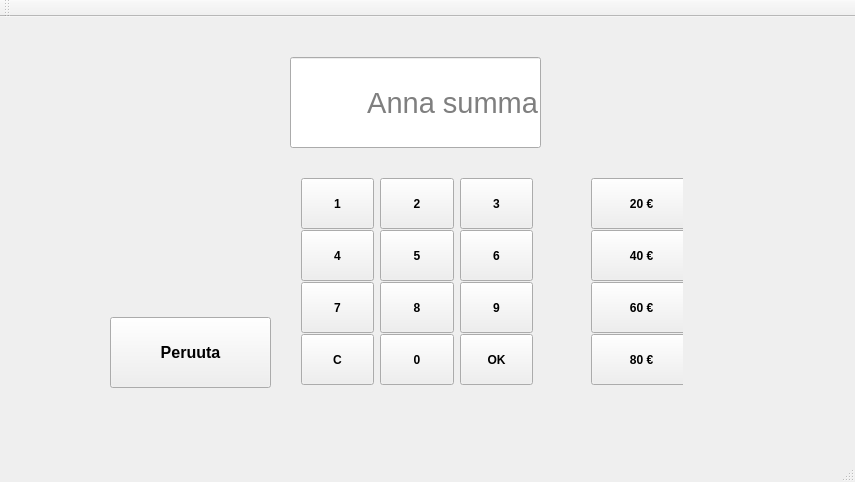
This is BankSimul/mainwindow.ui in MMise/Pankkiautomaatti_K2017 as Qt 5 draws it before an edit. The edited form follows.
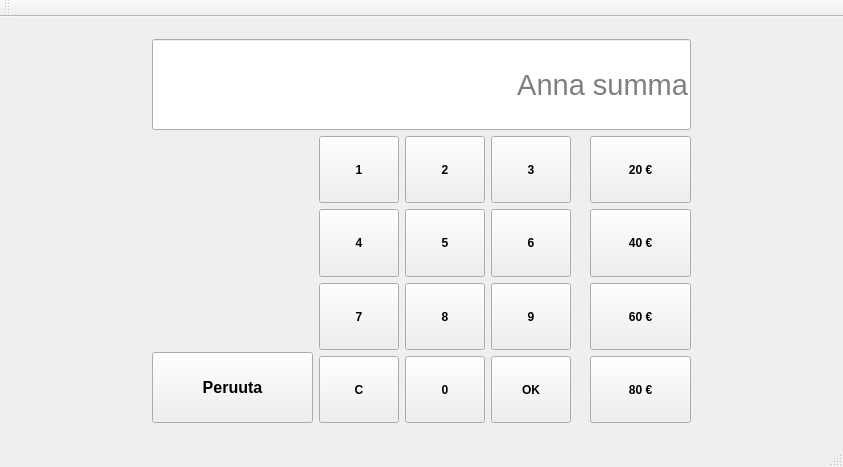
This is the edited form. The open tabs and pages were chosen to show the change.

The edit to the form file:
```diff
--- a/BankSimul/mainwindow.ui
+++ b/BankSimul/mainwindow.ui
@@ -6,56 +6,120 @@
    <rect>
     <x>0</x>
     <y>0</y>
-    <width>855</width>
-    <height>482</height>
+    <width>843</width>
+    <height>465</height>
    </rect>
   </property>
   <property name="windowTitle">
    <string>MainWindow</string>
   </property>
   <widget class="QWidget" name="centralWidget">
+   <layout class="QHBoxLayout" name="horizontalLayout_5">
+    <item>
    <widget class="QStackedWidget" name="stackedWidget">
-    <property name="geometry">
-     <rect>
-      <x>0</x>
-      <y>0</y>
-      <width>851</width>
-      <height>441</height>
-     </rect>
-    </property>
     <property name="currentIndex">
-     <number>0</number>
+       <number>1</number>
     </property>
     <widget class="QWidget" name="page">
+       <layout class="QGridLayout" name="gridLayout_4">
+        <item row="0" column="0">
+         <layout class="QGridLayout" name="gridLayout_3">
+          <item row="2" column="1">
+           <spacer name="verticalSpacer_2">
+            <property name="orientation">
+             <enum>Qt::Vertical</enum>
+            </property>
+            <property name="sizeHint" stdset="0">
+             <size>
+              <width>20</width>
+              <height>118</height>
+             </size>
+            </property>
+           </spacer>
+          </item>
+          <item row="0" column="1">
+           <spacer name="verticalSpacer">
+            <property name="orientation">
+             <enum>Qt::Vertical</enum>
+            </property>
+            <property name="sizeHint" stdset="0">
+             <size>
+              <width>20</width>
+              <height>118</height>
+             </size>
+            </property>
+           </spacer>
+          </item>
+          <item row="1" column="0">
+           <spacer name="horizontalSpacer">
+            <property name="orientation">
+             <enum>Qt::Horizontal</enum>
+            </property>
+            <property name="sizeHint" stdset="0">
+             <size>
+              <width>208</width>
+              <height>20</height>
+             </size>
+            </property>
+           </spacer>
+          </item>
+          <item row="1" column="1">
      <widget class="QPushButton" name="pushButton_lueKortti">
-      <property name="geometry">
-       <rect>
-        <x>140</x>
-        <y>100</y>
-        <width>561</width>
-        <height>211</height>
-       </rect>
+            <property name="sizePolicy">
+             <sizepolicy hsizetype="Expanding" vsizetype="Expanding">
+              <horstretch>0</horstretch>
+              <verstretch>0</verstretch>
+             </sizepolicy>
       </property>
       <property name="font">
        <font>
         <pointsize>24</pointsize>
        </font>
       </property>
+            <property name="layoutDirection">
+             <enum>Qt::LeftToRight</enum>
+            </property>
       <property name="text">
        <string>Kirjaudu sisään</string>
       </property>
      </widget>
+          </item>
+          <item row="1" column="2">
+           <spacer name="horizontalSpacer_2">
+            <property name="orientation">
+             <enum>Qt::Horizontal</enum>
+            </property>
+            <property name="sizeHint" stdset="0">
+             <size>
+              <width>208</width>
+              <height>20</height>
+             </size>
+            </property>
+           </spacer>
+          </item>
+         </layout>
+        </item>
+       </layout>
     </widget>
     <widget class="QWidget" name="page_2">
+       <layout class="QGridLayout" name="gridLayout_5">
+        <item row="0" column="0">
+         <layout class="QHBoxLayout" name="horizontalLayout_2">
+          <item>
+           <spacer name="horizontalSpacer_3">
+            <property name="orientation">
+             <enum>Qt::Horizontal</enum>
+            </property>
+            <property name="sizeHint" stdset="0">
+             <size>
+              <width>298</width>
+              <height>20</height>
+             </size>
+            </property>
+           </spacer>
+          </item>
+          <item>
      <widget class="QSplitter" name="splitter">
-      <property name="geometry">
-       <rect>
-        <x>320</x>
-        <y>0</y>
-        <width>181</width>
-        <height>401</height>
-       </rect>
-      </property>
       <property name="orientation">
        <enum>Qt::Vertical</enum>
       </property>
@@ -110,154 +174,56 @@
        </property>
       </widget>
      </widget>
+          </item>
+          <item>
+           <spacer name="horizontalSpacer_4">
+            <property name="orientation">
+             <enum>Qt::Horizontal</enum>
+            </property>
+            <property name="sizeHint" stdset="0">
+             <size>
+              <width>298</width>
+              <height>20</height>
+             </size>
+            </property>
+           </spacer>
+          </item>
+         </layout>
+        </item>
+       </layout>
     </widget>
     <widget class="QWidget" name="page_3">
-     <widget class="QWidget" name="layoutWidget">
-      <property name="geometry">
-       <rect>
-        <x>580</x>
-        <y>150</y>
-        <width>103</width>
-        <height>224</height>
-       </rect>
-      </property>
-      <layout class="QVBoxLayout" name="verticalLayout">
+       <layout class="QGridLayout" name="gridLayout_7">
+        <item row="0" column="0">
+         <layout class="QHBoxLayout" name="horizontalLayout_3">
        <item>
-        <widget class="QPushButton" name="pushButton20">
-         <property name="sizePolicy">
-          <sizepolicy hsizetype="Minimum" vsizetype="Minimum">
-           <horstretch>0</horstretch>
-           <verstretch>0</verstretch>
-          </sizepolicy>
-         </property>
-         <property name="minimumSize">
+           <spacer name="horizontalSpacer_6">
+            <property name="orientation">
+             <enum>Qt::Horizontal</enum>
+            </property>
+            <property name="sizeHint" stdset="0">
           <size>
-           <width>101</width>
-           <height>51</height>
-          </size>
-         </property>
-         <property name="font">
-          <font>
-           <weight>75</weight>
-           <bold>true</bold>
-          </font>
-         </property>
-         <property name="text">
-          <string>20 €</string>
-         </property>
-        </widget>
+              <width>98</width>
+              <height>20</height>
+             </size>
+            </property>
+           </spacer>
        </item>
        <item>
-        <widget class="QPushButton" name="pushButton40">
-         <property name="sizePolicy">
-          <sizepolicy hsizetype="Minimum" vsizetype="Minimum">
-           <horstretch>0</horstretch>
-           <verstretch>0</verstretch>
-          </sizepolicy>
-         </property>
-         <property name="minimumSize">
-          <size>
-           <width>101</width>
-           <height>51</height>
-          </size>
-         </property>
-         <property name="font">
-          <font>
-           <weight>75</weight>
-           <bold>true</bold>
-          </font>
-         </property>
-         <property name="text">
-          <string>40 €</string>
-         </property>
-        </widget>
-       </item>
+           <layout class="QVBoxLayout" name="verticalLayout_3">
        <item>
-        <widget class="QPushButton" name="pushButton60">
-         <property name="sizePolicy">
-          <sizepolicy hsizetype="Minimum" vsizetype="Minimum">
-           <horstretch>0</horstretch>
-           <verstretch>0</verstretch>
-          </sizepolicy>
-         </property>
-         <property name="minimumSize">
-          <size>
-           <width>101</width>
-           <height>51</height>
-          </size>
-         </property>
-         <property name="font">
-          <font>
-           <weight>75</weight>
-           <bold>true</bold>
-          </font>
-         </property>
-         <property name="text">
-          <string>60 €</string>
-         </property>
-        </widget>
-       </item>
-       <item>
-        <widget class="QPushButton" name="pushButton80">
-         <property name="sizePolicy">
-          <sizepolicy hsizetype="Minimum" vsizetype="Minimum">
-           <horstretch>0</horstretch>
-           <verstretch>0</verstretch>
-          </sizepolicy>
-         </property>
-         <property name="minimumSize">
-          <size>
-           <width>101</width>
-           <height>51</height>
-          </size>
-         </property>
-         <property name="font">
-          <font>
-           <weight>75</weight>
-           <bold>true</bold>
-          </font>
-         </property>
-         <property name="text">
-          <string>80 €</string>
-         </property>
-        </widget>
-       </item>
-      </layout>
-     </widget>
-     <widget class="QPushButton" name="pushButtonPeruuta">
-      <property name="geometry">
-       <rect>
-        <x>110</x>
-        <y>300</y>
-        <width>161</width>
-        <height>71</height>
-       </rect>
-      </property>
-      <property name="font">
-       <font>
-        <pointsize>12</pointsize>
-        <weight>75</weight>
-        <bold>true</bold>
-       </font>
-      </property>
-      <property name="text">
-       <string>Peruuta</string>
-      </property>
-     </widget>
      <widget class="QLineEdit" name="lineEditNosto">
-      <property name="geometry">
-       <rect>
-        <x>290</x>
-        <y>40</y>
+              <property name="sizePolicy">
+               <sizepolicy hsizetype="Minimum" vsizetype="Minimum">
+                <horstretch>0</horstretch>
+                <verstretch>0</verstretch>
+               </sizepolicy>
+              </property>
+              <property name="minimumSize">
+               <size>
         <width>251</width>
         <height>91</height>
-       </rect>
-      </property>
-      <property name="sizePolicy">
-       <sizepolicy hsizetype="MinimumExpanding" vsizetype="Fixed">
-        <horstretch>0</horstretch>
-        <verstretch>0</verstretch>
-       </sizepolicy>
+               </size>
       </property>
       <property name="font">
        <font>
@@ -274,15 +240,10 @@
        <string>Anna summa</string>
       </property>
      </widget>
-     <widget class="QWidget" name="layoutWidget_2">
-      <property name="geometry">
-       <rect>
-        <x>290</x>
-        <y>150</y>
-        <width>254</width>
-        <height>224</height>
-       </rect>
-      </property>
+            </item>
+            <item>
+             <layout class="QGridLayout" name="gridLayout_6">
+              <item row="0" column="2" rowspan="3" colspan="2">
       <layout class="QGridLayout" name="gridLayout">
        <item row="0" column="0">
         <widget class="QPushButton" name="pushButton1">
@@ -585,18 +546,217 @@
         </widget>
        </item>
       </layout>
-     </widget>
+              </item>
+              <item row="0" column="5" rowspan="3">
+               <layout class="QVBoxLayout" name="verticalLayout">
+                <item>
+                 <widget class="QPushButton" name="pushButton20">
+                  <property name="sizePolicy">
+                   <sizepolicy hsizetype="Minimum" vsizetype="Minimum">
+                    <horstretch>0</horstretch>
+                    <verstretch>0</verstretch>
+                   </sizepolicy>
+                  </property>
+                  <property name="minimumSize">
+                   <size>
+                    <width>101</width>
+                    <height>51</height>
+                   </size>
+                  </property>
+                  <property name="font">
+                   <font>
+                    <weight>75</weight>
+                    <bold>true</bold>
+                   </font>
+                  </property>
+                  <property name="text">
+                   <string>20 €</string>
+                  </property>
+                 </widget>
+                </item>
+                <item>
+                 <widget class="QPushButton" name="pushButton40">
+                  <property name="sizePolicy">
+                   <sizepolicy hsizetype="Minimum" vsizetype="Minimum">
+                    <horstretch>0</horstretch>
+                    <verstretch>0</verstretch>
+                   </sizepolicy>
+                  </property>
+                  <property name="minimumSize">
+                   <size>
+                    <width>101</width>
+                    <height>51</height>
+                   </size>
+                  </property>
+                  <property name="font">
+                   <font>
+                    <weight>75</weight>
+                    <bold>true</bold>
+                   </font>
+                  </property>
+                  <property name="text">
+                   <string>40 €</string>
+                  </property>
+                 </widget>
+                </item>
+                <item>
+                 <widget class="QPushButton" name="pushButton60">
+                  <property name="sizePolicy">
+                   <sizepolicy hsizetype="Minimum" vsizetype="Minimum">
+                    <horstretch>0</horstretch>
+                    <verstretch>0</verstretch>
+                   </sizepolicy>
+                  </property>
+                  <property name="minimumSize">
+                   <size>
+                    <width>101</width>
+                    <height>51</height>
+                   </size>
+                  </property>
+                  <property name="font">
+                   <font>
+                    <weight>75</weight>
+                    <bold>true</bold>
+                   </font>
+                  </property>
+                  <property name="text">
+                   <string>60 €</string>
+                  </property>
+                 </widget>
+                </item>
+                <item>
+                 <widget class="QPushButton" name="pushButton80">
+                  <property name="sizePolicy">
+                   <sizepolicy hsizetype="Minimum" vsizetype="Minimum">
+                    <horstretch>0</horstretch>
+                    <verstretch>0</verstretch>
+                   </sizepolicy>
+                  </property>
+                  <property name="minimumSize">
+                   <size>
+                    <width>101</width>
+                    <height>51</height>
+                   </size>
+                  </property>
+                  <property name="font">
+                   <font>
+                    <weight>75</weight>
+                    <bold>true</bold>
+                   </font>
+                  </property>
+                  <property name="text">
+                   <string>80 €</string>
+                  </property>
+                 </widget>
+                </item>
+               </layout>
+              </item>
+              <item row="0" column="0">
+               <spacer name="verticalSpacer_4">
+                <property name="orientation">
+                 <enum>Qt::Vertical</enum>
+                </property>
+                <property name="sizeHint" stdset="0">
+                 <size>
+                  <width>20</width>
+                  <height>148</height>
+                 </size>
+                </property>
+               </spacer>
+              </item>
+              <item row="1" column="0" rowspan="2">
+               <widget class="QPushButton" name="pushButtonPeruuta">
+                <property name="sizePolicy">
+                 <sizepolicy hsizetype="Minimum" vsizetype="Minimum">
+                  <horstretch>0</horstretch>
+                  <verstretch>0</verstretch>
+                 </sizepolicy>
+                </property>
+                <property name="minimumSize">
+                 <size>
+                  <width>161</width>
+                  <height>71</height>
+                 </size>
+                </property>
+                <property name="font">
+                 <font>
+                  <pointsize>12</pointsize>
+                  <weight>75</weight>
+                  <bold>true</bold>
+                 </font>
+                </property>
+                <property name="text">
+                 <string>Peruuta</string>
+                </property>
+               </widget>
+              </item>
+              <item row="0" column="4">
+               <spacer name="horizontalSpacer_5">
+                <property name="orientation">
+                 <enum>Qt::Horizontal</enum>
+                </property>
+                <property name="sizeHint" stdset="0">
+                 <size>
+                  <width>13</width>
+                  <height>20</height>
+                 </size>
+                </property>
+               </spacer>
+              </item>
+             </layout>
+            </item>
+           </layout>
+          </item>
+          <item>
+           <spacer name="horizontalSpacer_7">
+            <property name="orientation">
+             <enum>Qt::Horizontal</enum>
+            </property>
+            <property name="sizeHint" stdset="0">
+             <size>
+              <width>98</width>
+              <height>20</height>
+             </size>
+            </property>
+           </spacer>
+          </item>
+         </layout>
+        </item>
+       </layout>
     </widget>
     <widget class="QWidget" name="page_4">
-     <widget class="QWidget" name="layoutWidget">
-      <property name="geometry">
-       <rect>
-        <x>320</x>
-        <y>220</y>
-        <width>193</width>
-        <height>152</height>
-       </rect>
-      </property>
+       <layout class="QGridLayout" name="gridLayout_2">
+        <item row="0" column="0">
+         <layout class="QVBoxLayout" name="verticalLayout_4">
+          <item>
+           <spacer name="verticalSpacer_3">
+            <property name="orientation">
+             <enum>Qt::Vertical</enum>
+            </property>
+            <property name="sizeHint" stdset="0">
+             <size>
+              <width>20</width>
+              <height>108</height>
+             </size>
+            </property>
+           </spacer>
+          </item>
+          <item>
+           <layout class="QHBoxLayout" name="horizontalLayout_4">
+            <item>
+             <spacer name="horizontalSpacer_8">
+              <property name="orientation">
+               <enum>Qt::Horizontal</enum>
+              </property>
+              <property name="sizeHint" stdset="0">
+               <size>
+                <width>278</width>
+                <height>20</height>
+               </size>
+              </property>
+             </spacer>
+            </item>
+            <item>
       <layout class="QVBoxLayout" name="verticalLayout_2">
        <item>
         <layout class="QHBoxLayout" name="horizontalLayout">
@@ -703,75 +863,49 @@
         </widget>
        </item>
       </layout>
-     </widget>
-    </widget>
-    <widget class="QWidget" name="page_5">
-     <widget class="QWidget" name="layoutWidget_4">
-      <property name="geometry">
-       <rect>
-        <x>170</x>
-        <y>10</y>
-        <width>521</width>
-        <height>401</height>
-       </rect>
-      </property>
-      <layout class="QVBoxLayout" name="verticalLayout_5">
+            </item>
        <item>
-        <widget class="QLabel" name="labelOtsikko">
-         <property name="font">
-          <font>
-           <pointsize>18</pointsize>
-          </font>
-         </property>
-         <property name="text">
-          <string>Viimeaikaiset tilitapahtumat</string>
-         </property>
-        </widget>
-       </item>
-       <item>
-        <widget class="QTableView" name="tableView">
-         <property name="editTriggers">
-          <set>QAbstractItemView::NoEditTriggers</set>
-         </property>
-        </widget>
+             <spacer name="horizontalSpacer_9">
+              <property name="orientation">
+               <enum>Qt::Horizontal</enum>
+              </property>
+              <property name="sizeHint" stdset="0">
+               <size>
+                <width>278</width>
+                <height>20</height>
+               </size>
+              </property>
+             </spacer>
+            </item>
+           </layout>
        </item>
        <item>
-        <widget class="QPushButton" name="pushButtonOkTilitapahtumat">
-         <property name="sizePolicy">
-          <sizepolicy hsizetype="Minimum" vsizetype="Minimum">
-           <horstretch>0</horstretch>
-           <verstretch>0</verstretch>
-          </sizepolicy>
-         </property>
-         <property name="minimumSize">
+           <spacer name="verticalSpacer_5">
+            <property name="orientation">
+             <enum>Qt::Vertical</enum>
+            </property>
+            <property name="sizeHint" stdset="0">
           <size>
-           <width>291</width>
-           <height>131</height>
-          </size>
-         </property>
-         <property name="font">
-          <font>
-           <pointsize>14</pointsize>
-           <weight>75</weight>
-           <bold>true</bold>
-          </font>
-         </property>
-         <property name="text">
-          <string>OK</string>
-         </property>
-        </widget>
-       </item>
-      </layout>
-     </widget>
-    </widget>
-   </widget>
+              <width>20</width>
+              <height>108</height>
+             </size>
+            </property>
+           </spacer>
+          </item>
+         </layout>
+        </item>
+       </layout>
+      </widget>
+     </widget>
+    </item>
+   </layout>
   </widget>
   <widget class="QMenuBar" name="menuBar">
    <property name="geometry">
     <rect>
      <x>0</x>
      <y>0</y>
-     <width>855</width>
+     <width>843</width>
      <height>20</height>
     </rect>
    </property>
```
Lines whose indentation alone changed are shown as unchanged.
